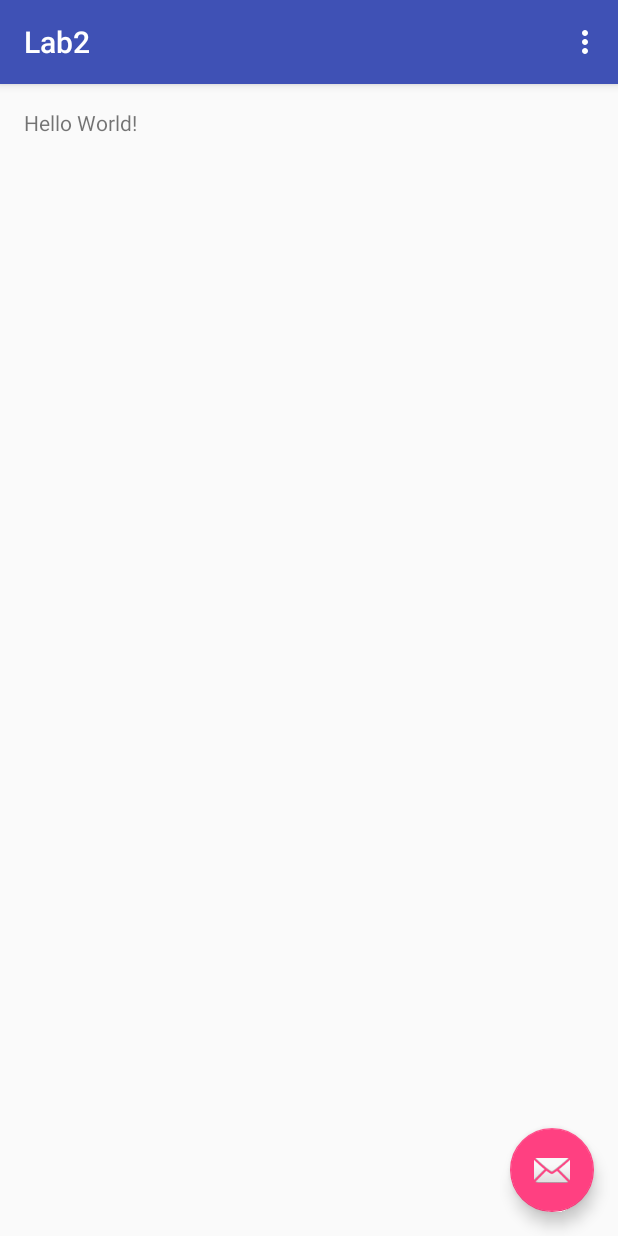
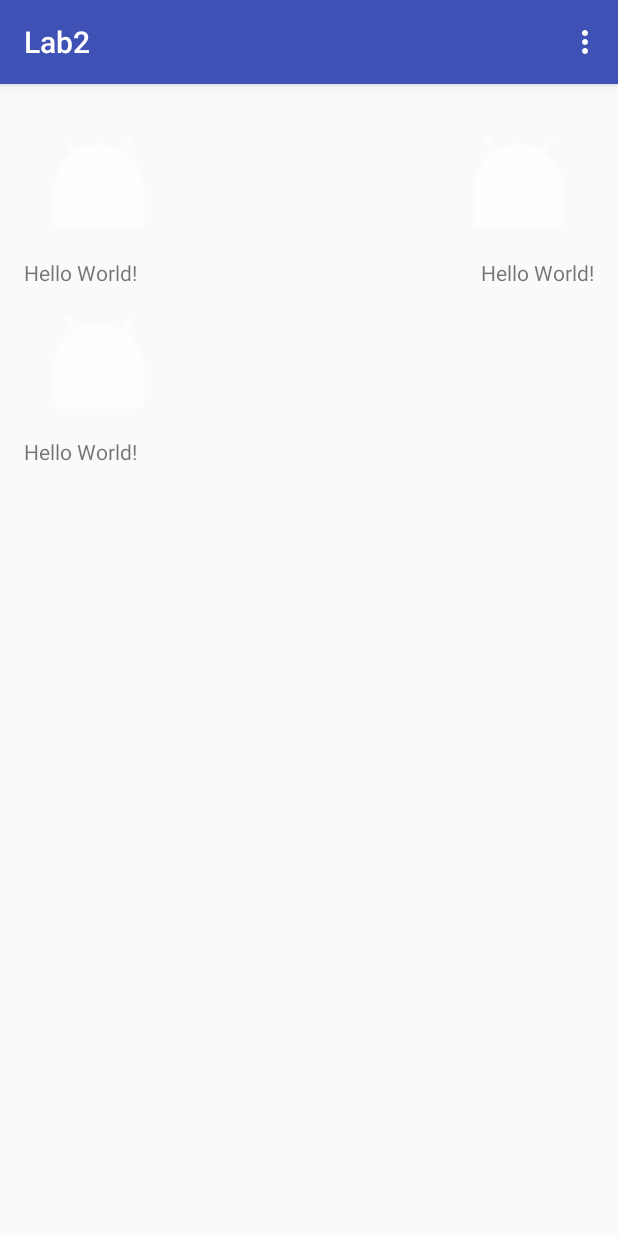
Before and after one commit to pmgrp/Lab2, an Android app: the screen it shows after launch (MainActivity), on a phone screen of 412 x 824 dp. Run offline under Robolectric (Android 15) with nearby library versions, the phone set to English and light mode, and no system bars.

Commit message:
Made Base Classes
Made classes to manage application

```diff
--- a/app/src/main/java/com/sorbellini/s214631/lab2/MainActivity.java
+++ b/app/src/main/java/com/sorbellini/s214631/lab2/MainActivity.java
@@ -17,15 +17,6 @@ public class MainActivity extends AppCompatActivity {
         setContentView(R.layout.activity_main);
         Toolbar toolbar = (Toolbar) findViewById(R.id.toolbar);
         setSupportActionBar(toolbar);
-
-        FloatingActionButton fab = (FloatingActionButton) findViewById(R.id.fab);
-        fab.setOnClickListener(new View.OnClickListener() {
-            @Override
-            public void onClick(View view) {
-                Snackbar.make(view, "Replace with your own action", Snackbar.LENGTH_LONG)
-                        .setAction("Action", null).show();
-            }
-        });
     }
 
     @Override
--- a/app/src/main/res/layout/activity_main.xml
+++ b/app/src/main/res/layout/activity_main.xml
@@ -23,12 +23,4 @@
 
     <include layout="@layout/content_main" />
 
-    <android.support.design.widget.FloatingActionButton
-        android:id="@+id/fab"
-        android:layout_width="wrap_content"
-        android:layout_height="wrap_content"
-        android:layout_gravity="bottom|end"
-        android:layout_margin="@dimen/fab_margin"
-        android:src="@android:drawable/ic_dialog_email" />
-
 </android.support.design.widget.CoordinatorLayout>
--- a/app/src/main/res/layout/content_main.xml
+++ b/app/src/main/res/layout/content_main.xml
@@ -2,20 +2,54 @@
 <RelativeLayout xmlns:android="http://schemas.android.com/apk/res/android"
     xmlns:app="http://schemas.android.com/apk/res-auto"
     xmlns:tools="http://schemas.android.com/tools"
+    android:id="@+id/container"
     android:layout_width="match_parent"
     android:layout_height="match_parent"
-    android:paddingBottom="@dimen/activity_vertical_margin"
-    android:paddingLeft="@dimen/activity_horizontal_margin"
-    android:paddingRight="@dimen/activity_horizontal_margin"
-    android:paddingTop="@dimen/activity_vertical_margin"
+    android:padding="16dp"
     app:layout_behavior="@string/appbar_scrolling_view_behavior"
     tools:context="com.sorbellini.s214631.lab2.MainActivity"
     tools:showIn="@layout/activity_main">
-
+    <ImageView
+        android:id="@+id/details"
+        android:layout_width="100dp"
+        android:layout_height="100dp"
+        android:layout_alignParentStart="true"
+        android:layout_alignParentLeft="true"
+        android:src="@drawable/ic_image_test"
+        android:scaleType="fitXY"/>
+        <TextView
+            android:id="@+id/details_text"
+            android:layout_width="wrap_content"
+            android:layout_height="wrap_content"
+            android:text="Hello World!"
+            android:layout_below="@id/details"/>
+    <ImageView
+        android:id="@+id/daily_offer"
+        android:layout_width="100dp"
+        android:layout_height="100dp"
+        android:layout_alignParentRight="true"
+        android:layout_alignParentTop="true"
+        android:src="@drawable/ic_image_test"/>
+        <TextView
+            android:id="@+id/daily_offer_text"
+            android:layout_width="wrap_content"
+            android:layout_height="wrap_content"
+            android:text="Hello World!"
+            android:layout_alignParentRight="true"
+            android:layout_below="@id/daily_offer"/>
+    <ImageView
+        android:id="@+id/reservation"
+        android:layout_width="100dp"
+        android:layout_height="100dp"
+        android:layout_alignParentLeft="true"
+        android:layout_below="@id/daily_offer_text"
+        android:src="@drawable/ic_image_test"/>
     <TextView
+        android:id="@+id/reservation_text"
         android:layout_width="wrap_content"
         android:layout_height="wrap_content"
         android:text="Hello World!"
-        android:id="@+id/textView" />
+        android:layout_alignParentLeft="true"
+        android:layout_below="@id/reservation"/>
 
 </RelativeLayout>
```
Also changed, not shown: app/src/main/java/com/sorbellini/s214631/lab2/Address.java (added, +65 -0 lines), app/src/main/java/com/sorbellini/s214631/lab2/Customer.java (added, +9 -0 lines), app/src/main/java/com/sorbellini/s214631/lab2/DailyOffer.java (added, +11 -0 lines), app/src/main/java/com/sorbellini/s214631/lab2/Day.java (added, +11 -0 lines), app/src/main/java/com/sorbellini/s214631/lab2/Dish.java (added, +13 -0 lines), app/src/main/java/com/sorbellini/s214631/lab2/OpeningHours.java (added, +11 -0 lines), app/src/main/java/com/sorbellini/s214631/lab2/Reservation.java (added, +16 -0 lines), app/src/main/java/com/sorbellini/s214631/lab2/Restaurant.java (added, +86 -0 lines), app/src/main/java/com/sorbellini/s214631/lab2/TimeRange.java (added, +13 -0 lines), app/src/main/res/drawable-hdpi/ic_image_test.png (added), app/src/main/res/drawable-mdpi/ic_image_test.png (added), app/src/main/res/drawable-xhdpi/ic_image_test.png (added), app/src/main/res/drawable-xxhdpi/ic_image_test.png (added).
